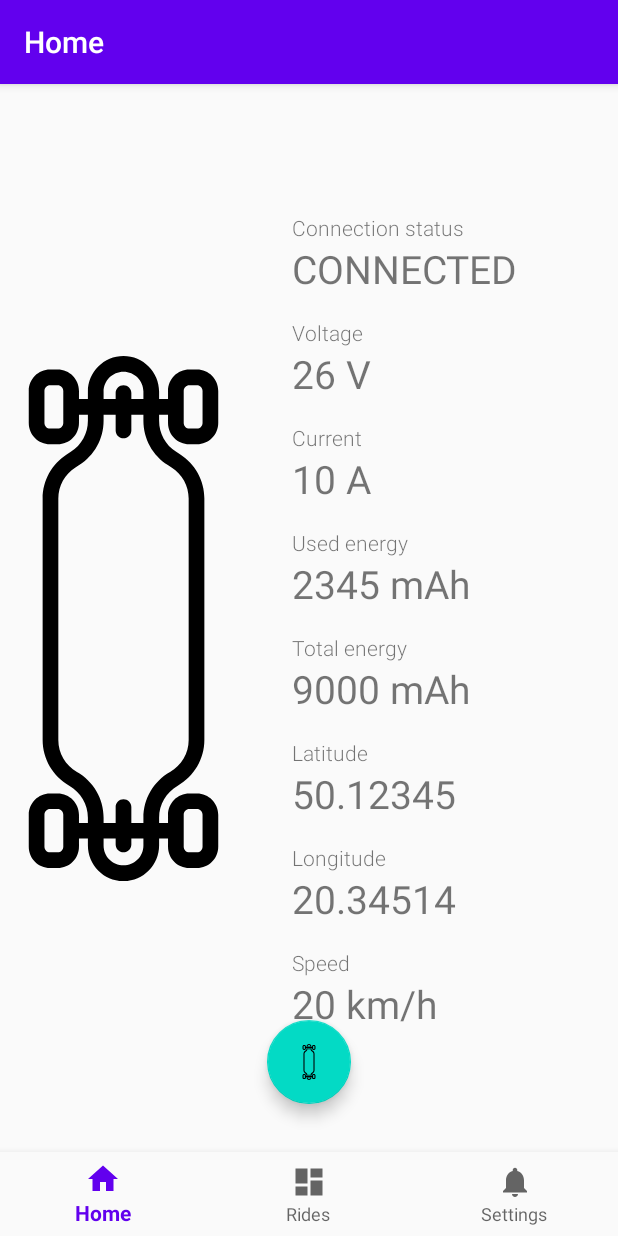
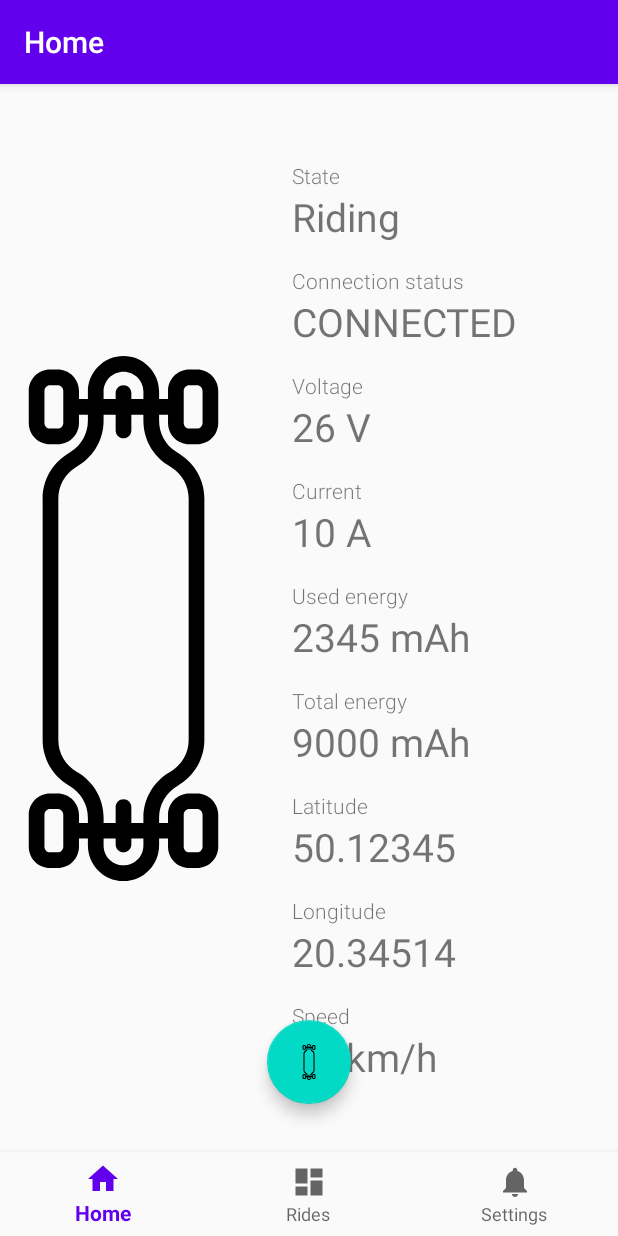
Before and after one commit to pwiklowski/esk8pal-android, an Android app: the HomeFragment screen opened directly, with no data from a screen before it, on a phone screen of 412 x 824 dp. Run offline under Robolectric (Android 15) with nearby library versions, the phone set to English and light mode, and no system bars; our stand-ins replace RxJava, navigation-ui; libraries missing offline, so code that uses them is left out: com.polidea.rxandroidble2; 10 statements that could not run were skipped.

Commit message:
Show device state on main screen

```diff
--- a/app/src/main/java/com/wiklosoft/esk8logger/ui/home/HomeFragment.kt
+++ b/app/src/main/java/com/wiklosoft/esk8logger/ui/home/HomeFragment.kt
@@ -27,7 +27,7 @@ class HomeFragment : Fragment() {
 
     private lateinit var stateToggle: FloatingActionButton
 
-
+    private lateinit var state: TextView
 
     override fun onCreateView(inflater: LayoutInflater, container: ViewGroup?, savedInstanceState: Bundle? ): View? {
         val root = inflater.inflate(R.layout.fragment_home, container, false)
@@ -45,9 +45,10 @@ class HomeFragment : Fragment() {
         speed = root.findViewById(R.id.speed)
 
         stateToggle = root.findViewById(R.id.state_toggle)
+        state = root.findViewById(R.id.state)
 
         homeViewModel.state.observe(viewLifecycleOwner, Observer {
-            //TODO update icon
+            state.text = it.toString()
         })
 
         homeViewModel.connectionState.observe(viewLifecycleOwner, Observer {
--- a/app/src/main/java/com/wiklosoft/esk8logger/ui/home/HomeViewModel.kt
+++ b/app/src/main/java/com/wiklosoft/esk8logger/ui/home/HomeViewModel.kt
@@ -7,6 +7,7 @@ import androidx.lifecycle.MutableLiveData
 import com.polidea.rxandroidble2.RxBleConnection
 import com.wiklosoft.esk8logger.App
 import com.wiklosoft.esk8logger.BleClient
+import com.wiklosoft.esk8logger.Esk8palState
 import java.nio.ByteBuffer
 import java.nio.ByteOrder
 
@@ -25,7 +26,7 @@ class HomeViewModel : AndroidViewModel {
     var latitude = MutableLiveData<Double>()
     var longitude = MutableLiveData<Double>()
 
-    var state = MutableLiveData<Int>()
+    var state = MutableLiveData<Esk8palState>()
 
     constructor(application: Application) : super(application) {
         with(bleClient) {
@@ -88,7 +89,7 @@ class HomeViewModel : AndroidViewModel {
             observeState()?.subscribe({ observable ->
                 observable.subscribe { data ->
                     Log.i(TAG, "state update " + data[0].toInt());
-                    state.postValue(data[0].toInt())
+                    state.postValue(Esk8palState.of(data[0]))
                 }
             }, {
                 Log.e(TAG, it.message);
@@ -96,9 +97,9 @@ class HomeViewModel : AndroidViewModel {
         }
     }
 
-    fun setState(value: Byte) {
+    fun setState(value: Esk8palState) {
         Log.i(TAG, "setState $value");
-        bleClient.setState(value)?.subscribe({
+        bleClient.setState(value.value)?.subscribe({
 
         }, {
             Log.e(TAG, it.message)
--- a/app/src/main/res/layout/fragment_home.xml
+++ b/app/src/main/res/layout/fragment_home.xml
@@ -28,6 +28,19 @@
         app:layout_constraintBottom_toBottomOf="parent"
         app:layout_constraintStart_toStartOf="@+id/guideline"
         app:layout_constraintTop_toTopOf="parent">
+
+        <TextView
+            style="@style/LabelText"
+            android:layout_width="match_parent"
+            android:layout_height="wrap_content"
+            android:text="State" />
+
+        <TextView
+            android:id="@+id/state"
+            style="@style/ValueText"
+            android:layout_width="match_parent"
+            android:layout_height="wrap_content"
+            android:text="Riding" />
 
         <TextView
             style="@style/LabelText"
```
Also changed, not shown: app/src/main/java/com/wiklosoft/esk8logger/BleClient.kt (+10 -0 lines).
